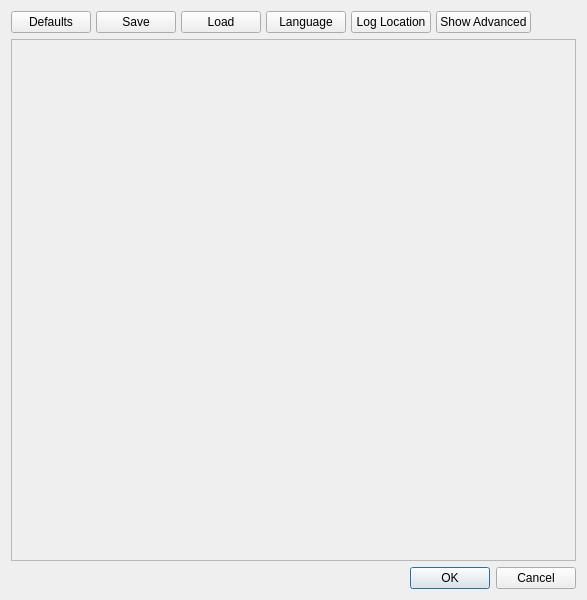
Above: Engine/askuserforresourcesdialog.ui from bablosoft/BAS before the change. Below: the same form after it.
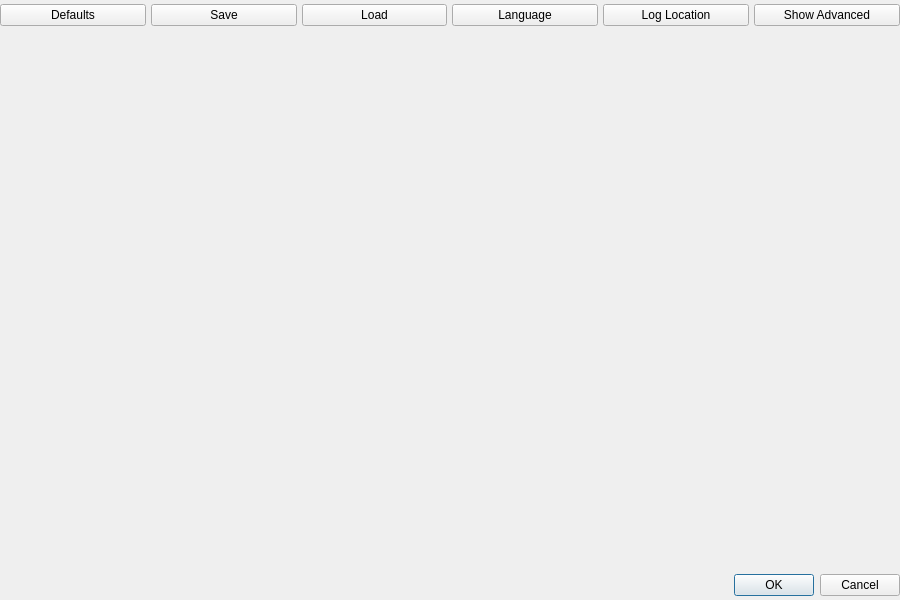
That is the form after the change. Icons and pictures are not drawn.

The edit to the form file:
```diff
--- a/Engine/askuserforresourcesdialog.ui
+++ b/Engine/askuserforresourcesdialog.ui
@@ -6,7 +6,7 @@
    <rect>
     <x>0</x>
     <y>0</y>
-    <width>587</width>
+    <width>900</width>
     <height>600</height>
    </rect>
   </property>
@@ -18,6 +18,21 @@
     <normaloff>:/engine/images/Logo.png</normaloff>:/engine/images/Logo.png</iconset>
   </property>
   <layout class="QVBoxLayout" name="verticalLayout">
+   <property name="spacing">
+    <number>6</number>
+   </property>
+   <property name="leftMargin">
+    <number>0</number>
+   </property>
+   <property name="topMargin">
+    <number>4</number>
+   </property>
+   <property name="rightMargin">
+    <number>0</number>
+   </property>
+   <property name="bottomMargin">
+    <number>4</number>
+   </property>
    <item>
     <layout class="QHBoxLayout" name="horizontalLayout_2">
      <property name="spacing">
@@ -92,23 +107,16 @@
        </property>
       </widget>
      </item>
-     <item>
-      <spacer name="horizontalSpacer">
-       <property name="orientation">
-        <enum>Qt::Horizontal</enum>
-       </property>
-       <property name="sizeHint" stdset="0">
-        <size>
-         <width>40</width>
-         <height>20</height>
-        </size>
-       </property>
-      </spacer>
-     </item>
     </layout>
    </item>
    <item>
     <widget class="QScrollArea" name="scrollArea">
+     <property name="frameShape">
+      <enum>QFrame::NoFrame</enum>
+     </property>
+     <property name="frameShadow">
+      <enum>QFrame::Plain</enum>
+     </property>
      <property name="widgetResizable">
       <bool>true</bool>
      </property>
@@ -117,11 +125,24 @@
        <rect>
         <x>0</x>
         <y>0</y>
-        <width>567</width>
-        <height>519</height>
+        <width>900</width>
+        <height>531</height>
        </rect>
       </property>
-      <layout class="QHBoxLayout" name="horizontalLayout"/>
+      <layout class="QHBoxLayout" name="horizontalLayout">
+       <property name="spacing">
+        <number>0</number>
+       </property>
+       <property name="leftMargin">
+        <number>0</number>
+       </property>
+       <property name="topMargin">
+        <number>0</number>
+       </property>
+       <property name="rightMargin">
+        <number>0</number>
+       </property>
+      </layout>
      </widget>
     </widget>
    </item>
```
